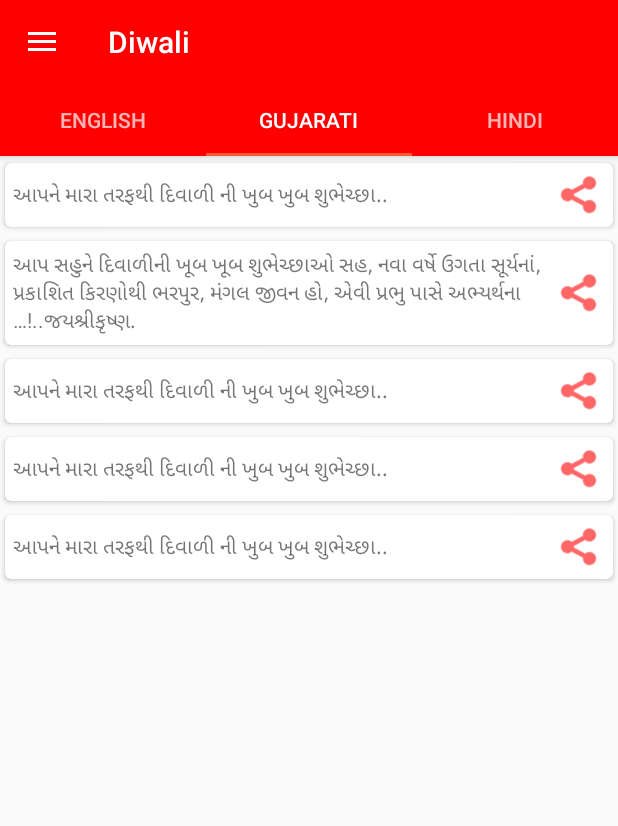
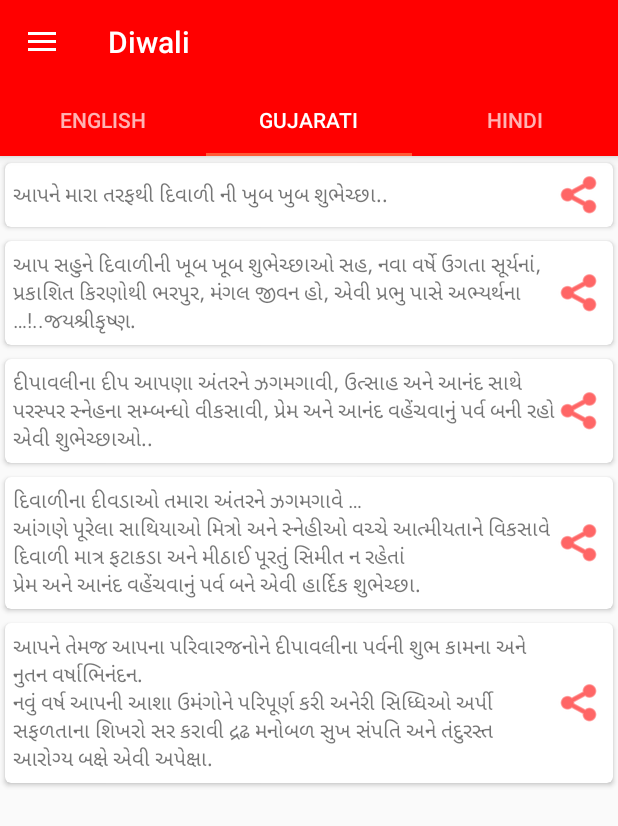
Before and after one commit to kushmpatel/GreetingApp, an Android app: the screen it shows after launch (GreetingActivity), tab 2 chosen, on a phone screen of 412 x 824 dp. Shown: the top 826 px of the screen. Run offline under Robolectric (Android 15) with nearby library versions, the phone set to English and light mode, and no system bars; our stand-ins replace AdMob.

Commit message:
Diwali Gujarati Added

```diff
--- a/app/src/main/res/values/strings.xml
+++ b/app/src/main/res/values/strings.xml
@@ -18,14 +18,14 @@
     <string-array name="diwali_gujarati_message_list">
         <item>આપને મારા તરફથી દિવાળી ની ખુબ ખુબ શુભેચ્છા..</item>
         <item>આપ સહુને દિવાળીની ખૂબ ખૂબ શુભેચ્છાઓ સહ, નવા વર્ષે ઉગતા  સૂર્યનાં, પ્રકાશિત કિરણોથી ભરપુર, મંગલ જીવન હો, એવી પ્રભુ પાસે અભ્યર્થના …!..જયશ્રીકૃષ્ણ.</item>
-        <item>આપને મારા તરફથી દિવાળી ની ખુબ ખુબ શુભેચ્છા..</item>
-        <item>આપને મારા તરફથી દિવાળી ની ખુબ ખુબ શુભેચ્છા..</item>
-        <item>આપને મારા તરફથી દિવાળી ની ખુબ ખુબ શુભેચ્છા..</item>
+        <item>દીપાવલીના દીપ આપણા અંતરને ઝગમગાવી, ઉત્સાહ અને આનંદ સાથે પરસ્પર સ્નેહના સમ્બન્ધો વીકસાવી, પ્રેમ અને આનંદ વહેંચવાનું પર્વ બની રહો એવી શુભેચ્છાઓ..</item>
+        <item>દિવાળીના દીવડાઓ તમારા અંતરને ઝગમગાવે …\nઆંગણે પૂરેલા સાથિયાઓ મિત્રો અને સ્નેહીઓ વચ્ચે આત્મીયતાને વિકસાવે \nદિવાળી માત્ર ફટાકડા અને મીઠાઈ પૂરતું સિમીત ન રહેતાં\nપ્રેમ અને આનંદ વહેંચવાનું પર્વ બને એવી હાર્દિક શુભેચ્છા.</item>
+        <item>આપને તેમજ આપના પરિવારજનોને દીપાવલીના પર્વની શુભ કામના અને નુતન વર્ષાભિનંદન.\nનવું વર્ષ આપની આશા ઉમંગોને પરિપૂર્ણ કરી અનેરી સિધ્ધિઓ અર્પી સફળતાના શિખરો સર કરાવી દ્રઢ મનોબળ સુખ સંપતિ અને તંદુરસ્ત આરોગ્ય બક્ષે એવી અપેક્ષા.</item>
     </string-array>
 
     <string-array name="diwali_hindi_message_list">
         <item>आप सभी को\nदीपावली की हार्दिक\nबधाई और शुभकामनाएं!</item>
-        <item>इस दिवाली में हमारी\nकामना है कि आपका हर\nसपना पूरा हो,\nऔर आप सफलता के\nउंचे मुकाम पर हांे\nदीपावली की हार्दिक बधाई\nऔर शुभकामनाएं!</item>
+        <item>इस दिवाली में हमारी\nकामना है कि आपका हर\nसपना पूरा हो,\nऔर आप सफलता के\nउंचे मुकाम पर हों\nदीपावली की हार्दिक बधाई\nऔर शुभकामनाएं!</item>
         <item>दीवाली के इस मंगल अवसर पर आप सभी की मनोकामना पूरी हों, खुशियाँ आपके कदम चूमे, इसी कामना के साथ आप सभी को दिवाली की ढेरों बधाई.</item>
         <item>जगमग थाली सजाओ,\nमंगल दीपो को जलाओ,\nअपने घरों और दिलों में\nआशा की किरण जगाओ,\nखुशियों और समृद्धि से \nभरा हो आपका जीवन,\nइसी कामना के साथ \nशुभ दीपावली.</item>
         <item>ये दिवाली आपके जीवन\nमें खुशियों की बरसात\nलाए,\nधन और शौहरत की\nबौछार करे,\nदिवाली की हार्दिक शुभकामनाएं!</item>
```
